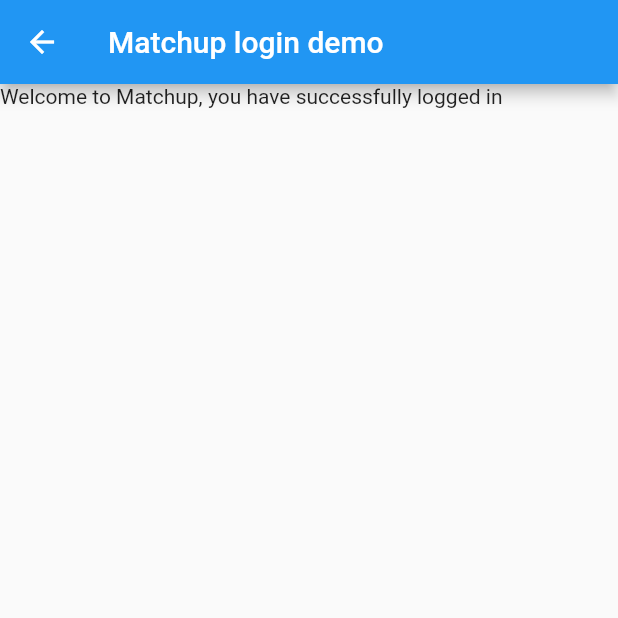
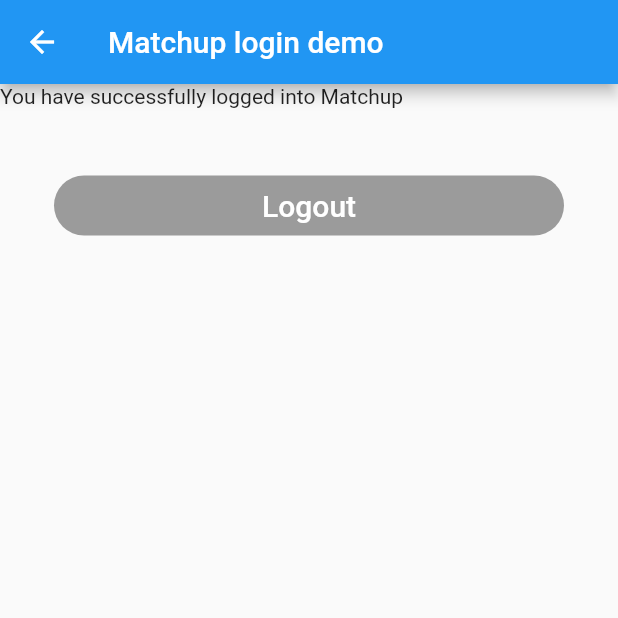
Before and after one commit to NotAxel/Matchup, a Flutter app: the HomePage screen opened directly, on a phone screen of 412 x 824 dp, the top half of it. Run offline on Flutter 3.47's test engine with Material 2 defaults, Android fonts, the phone set to English and light mode, and no system bars; our stand-ins replace cloud_firestore, firebase_auth, firebase_core; accounts and stored records are empty.

```diff
--- a/lib/Pages/homepage.dart
+++ b/lib/Pages/homepage.dart
@@ -14,9 +14,44 @@ class HomePage extends StatelessWidget {
       appBar: new AppBar(
         title: new Text("Matchup login demo"),
       ),
-      body: new Container(
-        child: new Text("Welcome to Matchup, you have successfully logged in"),
-      ),
+      body: Stack(
+      children: <Widget>[
+        Text("You have successfully logged into Matchup"),
+          _showForm(),
+        ],
+      )
     );
   }
+
+  Widget showLogOutButton(){
+    return new Padding(
+        padding: EdgeInsets.fromLTRB(20.0, 45.0, 20.0, 0.0),
+        child: SizedBox(
+          height: 40.0,
+          child: new RaisedButton(
+            elevation: 5.0,
+            shape: new RoundedRectangleBorder(
+                borderRadius: new BorderRadius.circular(30.0)),
+            color: Colors.deepOrange,
+            child: new Text('Logout',
+                style: new TextStyle(fontSize: 20.0, color: Colors.white)),
+            onPressed: logoutCallback,
+          ),
+        ));
+  }
+
+
+  Widget _showForm() {
+    return new Container(
+        padding: EdgeInsets.all(16.0),
+        child: new Form(
+          //key: _formKey,
+          child: new ListView(
+            shrinkWrap: true,
+            children: <Widget>[
+              showLogOutButton()
+            ],
+          ),
+        ));
+  }
 }
--- a/lib/Pages/loginSignupPage.dart
+++ b/lib/Pages/loginSignupPage.dart
@@ -2,6 +2,7 @@ import 'package:flutter/material.dart';
 import 'package:cloud_firestore/cloud_firestore.dart';
 import 'package:flutter/material.dart';
 import 'package:matchup/authentication.dart';
+import 'userInfoEntryPage.dart';
 
 class LogInSignupPage extends StatefulWidget {
   final BaseAuth auth;
@@ -178,6 +179,11 @@ class _LogInSignupPageState extends State<LogInSignupPage> {
         if (userId.length > 0 && userId != null && _isLoginForm) {
           widget.loginCallback();
         }
+        else if (_isLoginForm == false){
+          Navigator.push(context,
+          MaterialPageRoute(builder: (context) => UserInfoEntryPage())
+          );
+        }
       } catch (e) {
         print('Error: $e');
         setState(() {
```
Also changed, not shown: lib/Pages/rootPage.dart (+9 -9 lines), lib/Pages/userInfoEntryPage.dart (added, +66 -0 lines).
